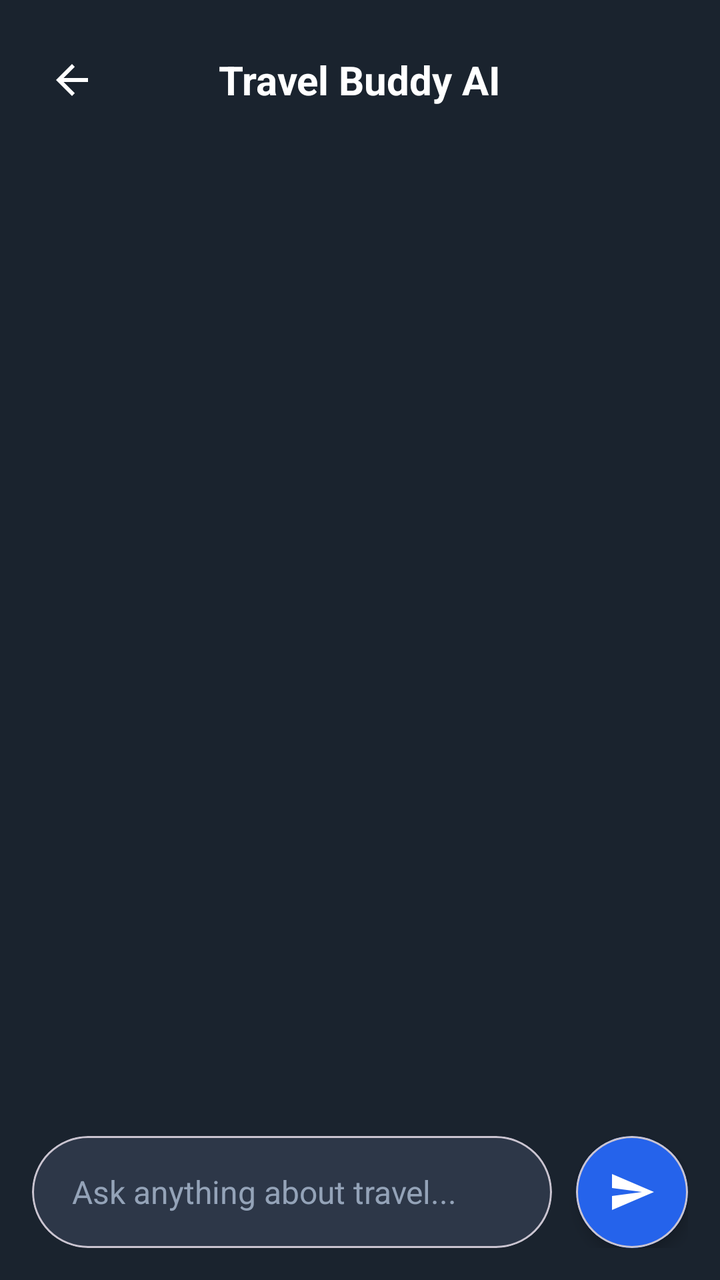
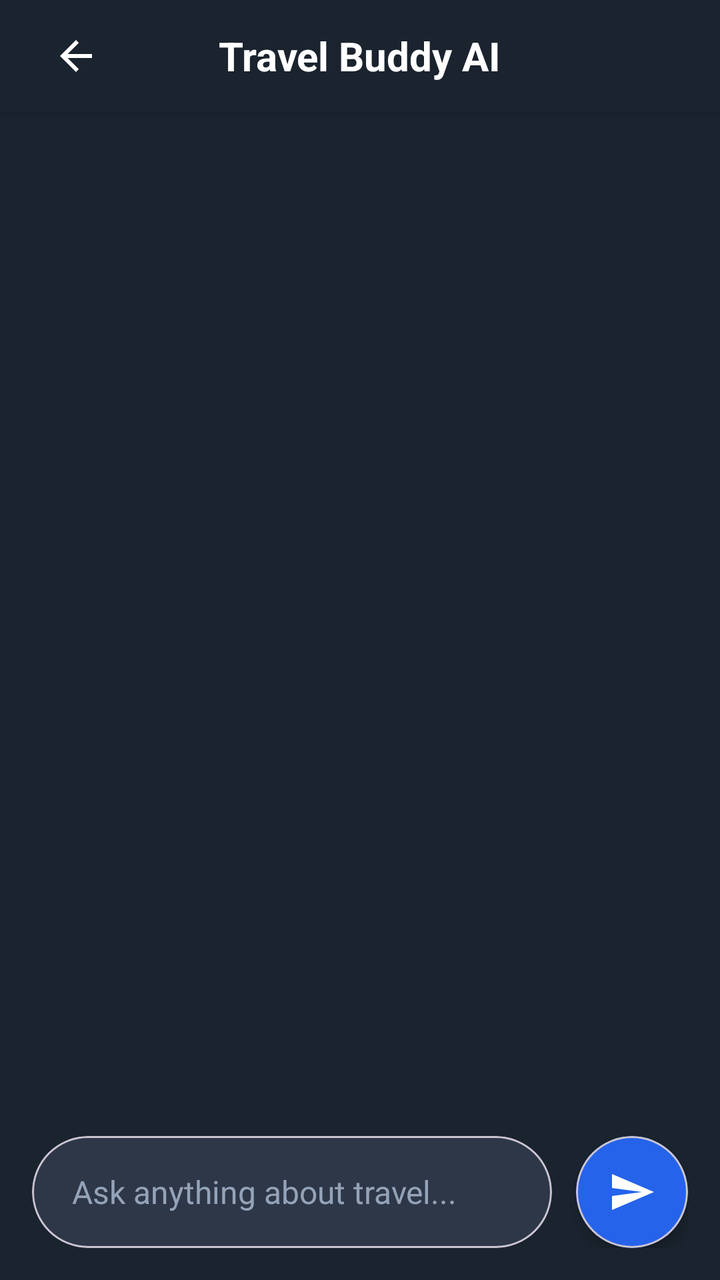

The first picture is an Android layout as it rendered before a commit; the second is the same layout after the commit. The layout source and the unified diff follow.
<!-- AndroidManifest.xml: activity theme Theme.TravelBuddy -->
<!-- res/layout/activity_chat_buddy.xml -->
<?xml version="1.0" encoding="utf-8"?>
<androidx.constraintlayout.widget.ConstraintLayout xmlns:android="http://schemas.android.com/apk/res/android"
    xmlns:app="http://schemas.android.com/apk/res-auto"
    xmlns:tools="http://schemas.android.com/tools"
    android:layout_width="match_parent"
    android:layout_height="match_parent"
    android:background="@color/onboarding_bg"
    tools:context=".ChatBuddyActivity">

    
    <RelativeLayout
        android:id="@+id/rlToolbar"
        android:layout_width="match_parent"
        android:layout_height="80dp"
        android:background="#1A232E"
        android:paddingHorizontal="16dp"
        app:layout_constraintTop_toTopOf="parent">

        <ImageView
            android:id="@+id/ivBack"
            android:layout_width="40dp"
            android:layout_height="40dp"
            android:layout_centerVertical="true"
            android:padding="8dp"
            android:src="@drawable/abc_ic_ab_back_material"
            app:tint="@color/white" />

        <TextView
            android:layout_width="wrap_content"
            android:layout_height="wrap_content"
            android:layout_centerInParent="true"
            android:text="Travel Buddy AI"
            android:textColor="@color/white"
            android:textSize="20sp"
            android:textStyle="bold" />
    </RelativeLayout>

    
    <androidx.recyclerview.widget.RecyclerView
        android:id="@+id/rvChat"
        android:layout_width="match_parent"
        android:layout_height="0dp"
        android:clipToPadding="false"
        android:padding="16dp"
        app:layoutManager="androidx.recyclerview.widget.LinearLayoutManager"
        app:layout_constraintBottom_toTopOf="@id/llInputArea"
        app:layout_constraintTop_toBottomOf="@id/rlToolbar" />

    
    <LinearLayout
        android:id="@+id/llInputArea"
        android:layout_width="match_parent"
        android:layout_height="wrap_content"
        android:background="#1A232E"
        android:gravity="center_vertical"
        android:orientation="horizontal"
        android:padding="16dp"
        app:layout_constraintBottom_toBottomOf="parent">

        <com.google.android.material.card.MaterialCardView
            android:layout_width="0dp"
            android:layout_height="56dp"
            android:layout_weight="1"
            app:cardBackgroundColor="#2D3748"
            app:cardCornerRadius="28dp"
            app:cardElevation="0dp">

            <EditText
                android:id="@+id/etMessage"
                android:layout_width="match_parent"
                android:layout_height="match_parent"
                android:background="@android:color/transparent"
                android:hint="Ask anything about travel..."
                android:paddingHorizontal="20dp"
                android:textColor="@color/white"
                android:textColorHint="#94A3B8"
                android:textSize="16sp" />
        </com.google.android.material.card.MaterialCardView>

        <com.google.android.material.card.MaterialCardView
            android:id="@+id/btnSend"
            android:layout_width="56dp"
            android:layout_height="56dp"
            android:layout_marginStart="12dp"
            app:cardBackgroundColor="@color/onboarding_blue"
            app:cardCornerRadius="28dp"
            app:cardElevation="4dp">

            <ImageView
                android:layout_width="24dp"
                android:layout_height="24dp"
                android:layout_gravity="center"
                android:src="@drawable/ic_send"
                app:tint="@color/white" />
        </com.google.android.material.card.MaterialCardView>
    </LinearLayout>

</androidx.constraintlayout.widget.ConstraintLayout>
<!-- resources referenced by this layout -->
<resources>
  <color name="onboarding_bg">#1A232E</color>
  <color name="onboarding_blue">#2563EB</color>
  <color name="white">#FFFFFFFF</color>
  <!-- drawable ic_send (drawable) -->
  <vector xmlns:android="http://schemas.android.com/apk/res/android"
      android:width="24dp"
      android:height="24dp"
      android:viewportWidth="24"
      android:viewportHeight="24"
      android:tint="#FFFFFF">
      <path
          android:fillColor="@android:color/white"
          android:pathData="M2.01,21L23,12 2.01,3 2,10l15,2 -15,2z" />
  </vector>
  <style name="Theme.TravelBuddy" parent="Base.Theme.TravelBuddy" />
  <style name="Base.Theme.TravelBuddy" parent="Theme.Material3.DayNight.NoActionBar">
          
          
      </style>
</resources>

<!-- the commit's change to res/layout/activity_chat_buddy.xml (unified diff, before → after) -->
@@ -8,32 +8,43 @@
     tools:context=".ChatBuddyActivity">
 
     
-    <RelativeLayout
+    <LinearLayout
         android:id="@+id/rlToolbar"
         android:layout_width="match_parent"
-        android:layout_height="80dp"
+        android:layout_height="wrap_content"
+        android:orientation="vertical"
         android:background="#1A232E"
-        android:paddingHorizontal="16dp"
+        android:elevation="4dp"
         app:layout_constraintTop_toTopOf="parent">
 
-        <ImageView
-            android:id="@+id/ivBack"
-            android:layout_width="40dp"
-            android:layout_height="40dp"
-            android:layout_centerVertical="true"
-            android:padding="8dp"
-            android:src="@drawable/abc_ic_ab_back_material"
-            app:tint="@color/white" />
+        <RelativeLayout
+            android:layout_width="match_parent"
+            android:layout_height="56dp"
+            android:paddingHorizontal="16dp">
 
-        <TextView
-            android:layout_width="wrap_content"
-            android:layout_height="wrap_content"
-            android:layout_centerInParent="true"
-            android:text="Travel Buddy AI"
-            android:textColor="@color/white"
-            android:textSize="20sp"
-            android:textStyle="bold" />
-    </RelativeLayout>
+            <ImageView
+                android:id="@+id/ivBack"
+                android:layout_width="44dp"
+                android:layout_height="44dp"
+                android:layout_centerVertical="true"
+                android:background="?attr/selectableItemBackgroundBorderless"
+                android:clickable="true"
+                android:focusable="true"
+                android:contentDescription="Back"
+                android:padding="10dp"
+                android:src="@drawable/ic_back"
+                app:tint="@color/white" />
+
+            <TextView
+                android:layout_width="wrap_content"
+                android:layout_height="wrap_content"
+                android:layout_centerInParent="true"
+                android:text="Travel Buddy AI"
+                android:textColor="@color/white"
+                android:textSize="20sp"
+                android:textStyle="bold" />
+        </RelativeLayout>
+    </LinearLayout>
 
     
     <androidx.recyclerview.widget.RecyclerView
<!-- resource entries referenced after the edit -->
@@ -3,6 +3,16 @@
   <color name="onboarding_bg">#1A232E</color>
   <color name="onboarding_blue">#2563EB</color>
   <color name="white">#FFFFFFFF</color>
+  <!-- drawable ic_back (drawable) -->
+  <vector xmlns:android="http://schemas.android.com/apk/res/android"
+      android:width="24dp"
+      android:height="24dp"
+      android:viewportWidth="24"
+      android:viewportHeight="24">
+    <path
+        android:fillColor="#FFFFFF"
+        android:pathData="M20,11H7.83l5.59,-5.59L12,4l-8,8 8,8 1.41,-1.41L7.83,13H20v-2z"/>
+  </vector>
   <!-- drawable ic_send (drawable) -->
   <vector xmlns:android="http://schemas.android.com/apk/res/android"
       android:width="24dp"
